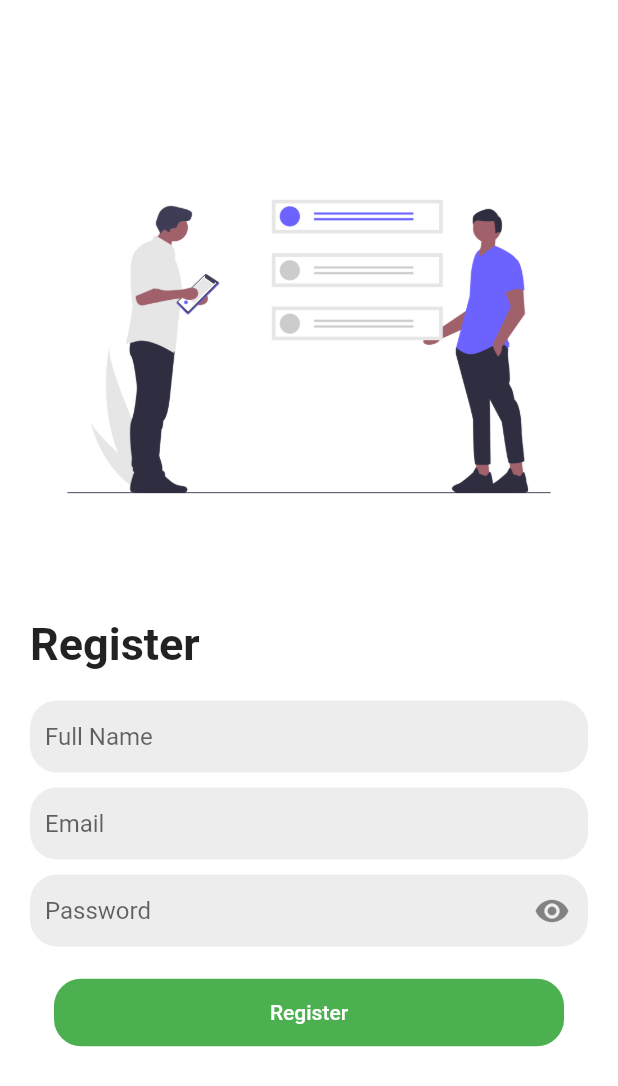
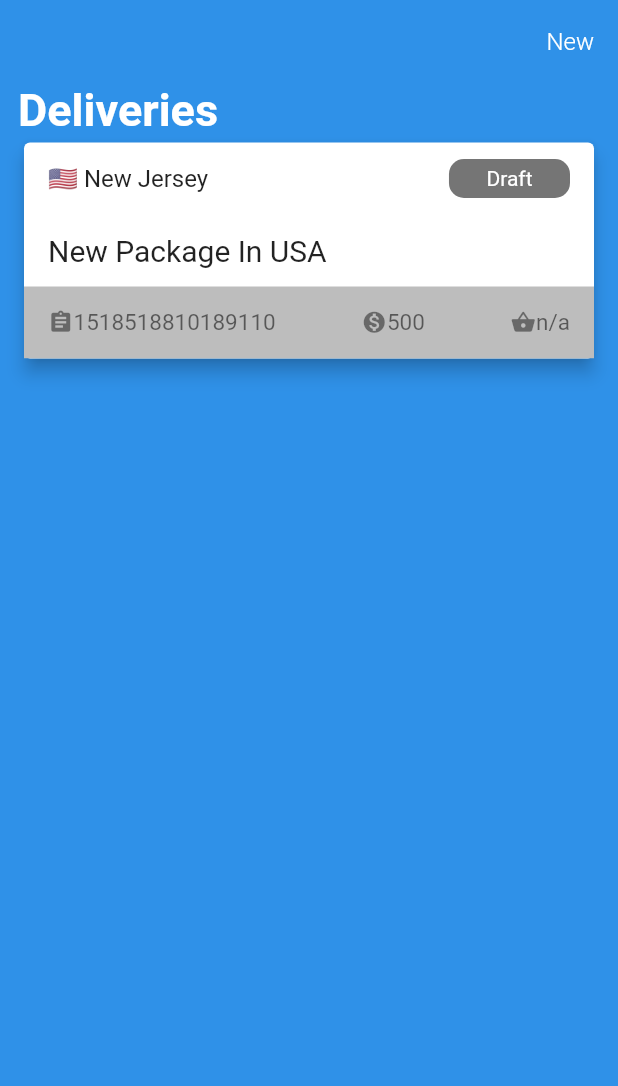
Before and after one commit to abdulmominsakib/Flutter-UI-Challenge-BD, a Flutter app: the screen it shows after launch, on a phone screen of 412 x 824 dp. Shown: the top 1086 px of the screen. Run offline on Flutter 3.47's test engine with Material 2 defaults, Android fonts, the phone set to English and light mode, and no system bars.

Commit message:
Updated Code Layout & Designed Delivery Screen

```diff
--- /dev/null
+++ b/lib/deliveryScreen/deliveryScreen.dart
@@ -0,0 +1,130 @@
+import 'package:flutter/foundation.dart';
+import 'package:flutter/material.dart';
+
+class DeliveryScreen extends StatelessWidget {
+  @override
+  Widget build(BuildContext context) {
+    return MaterialApp(
+      debugShowCheckedModeBanner: false,
+      home: Scaffold(
+        backgroundColor: Color(0xFF2F91E8),
+        appBar: AppBar(
+          backgroundColor: Color(0xFF2F91E8),
+          elevation: 0,
+          title: Container(
+            alignment: Alignment.centerRight,
+            child: Text(
+              'New',
+              style: TextStyle(fontSize: 16, fontWeight: FontWeight.w300),
+            ),
+          ),
+        ),
+        body: Container(
+          margin: EdgeInsets.only(left: 12, right: 12),
+          child: Column(
+            crossAxisAlignment: CrossAxisAlignment.start,
+            children: [
+              Text(
+                'Deliveries',
+                style: TextStyle(
+                  fontSize: 30,
+                  color: Colors.white,
+                  fontWeight: FontWeight.bold,
+                ),
+              ),
+              Card(
+                elevation: 5,
+                child: Column(
+                  children: [
+                    ListTile(
+                      title: Text('🇺🇸 New Jersey'),
+                      trailing: Container(
+                        padding: EdgeInsets.fromLTRB(25, 5, 25, 5),
+                        decoration: BoxDecoration(
+                          borderRadius: BorderRadius.all(Radius.circular(10)),
+                          color: Colors.black54,
+                        ),
+                        child: Text(
+                          'Draft',
+                          style: TextStyle(color: Colors.white),
+                        ),
+                      ),
+                      visualDensity: VisualDensity(horizontal: 0, vertical: -2),
+                    ),
+                    ListTile(
+                      title: Text(
+                        'New Package In USA',
+                        style: TextStyle(fontSize: 20),
+                      ),
+                      visualDensity: VisualDensity(horizontal: 0, vertical: -2),
+                    ),
+                    ListTile(
+                      tileColor: Colors.grey[400],
+                      visualDensity: VisualDensity(horizontal: 0, vertical: -2),
+                      title: Row(
+                        mainAxisAlignment: MainAxisAlignment.spaceBetween,
+                        children: [
+                          RichText(
+                            text: TextSpan(
+                              children: [
+                                WidgetSpan(
+                                  child: Icon(
+                                    Icons.assignment,
+                                    size: 17,
+                                  ),
+                                ),
+                                TextSpan(
+                                  text: '1518518810189110',
+                                  style: TextStyle(
+                                      fontSize: 15, color: Colors.black54),
+                                ),
+                              ],
+                            ),
+                          ),
+                          RichText(
+                            text: TextSpan(
+                              children: [
+                                WidgetSpan(
+                                  child: Icon(
+                                    Icons.monetization_on,
+                                    size: 17,
+                                  ),
+                                ),
+                                TextSpan(
+                                  text: '500',
+                                  style: TextStyle(
+                                      fontSize: 15, color: Colors.black54),
+                                ),
+                              ],
+                            ),
+                          ),
+                          RichText(
+                            text: TextSpan(
+                              children: [
+                                WidgetSpan(
+                                  child: Icon(
+                                    Icons.shopping_basket,
+                                    size: 17,
+                                  ),
+                                ),
+                                TextSpan(
+                                  text: 'n/a',
+                                  style: TextStyle(
+                                      fontSize: 15, color: Colors.black54),
+                                ),
+                              ],
+                            ),
+                          ),
+                        ],
+                      ),
+                    ),
+                  ],
+                ),
+              )
+            ],
+          ),
+        ),
+      ),
+    );
+  }
+}
--- a/lib/main.dart
+++ b/lib/main.dart
@@ -1,6 +1,8 @@
 import 'package:flutter/material.dart';
-import 'registrationScreen.dart';
+import 'deliveryScreen/deliveryScreen.dart';
+// ignore: unused_import
+import 'registrationScreen/registrationScreen.dart';
 
 void main() {
-  runApp(RegistrationScreen());
+  runApp(DeliveryScreen());
 }
--- a/lib/registrationScreen.dart
+++ b/lib/registrationScreen/registrationScreen.dart
@@ -1,5 +1,5 @@
 import 'package:flutter/material.dart';
-import 'package:registerscreen/style.dart';
+import 'style.dart';
 
 class RegistrationScreen extends StatefulWidget {
   @override
```
Also changed, not shown: pubspec.yaml (+1 -15 lines), lib/deliveryScreen/style.dart (added), lib/registrationScreen/style.dart (renamed from lib/style.dart), 2 other files.
